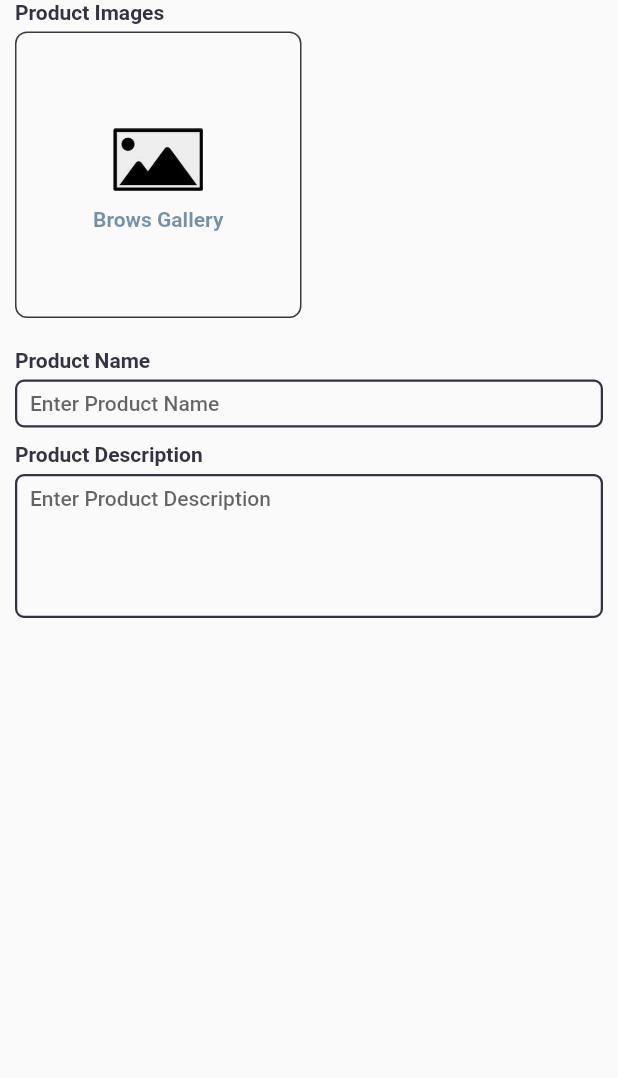
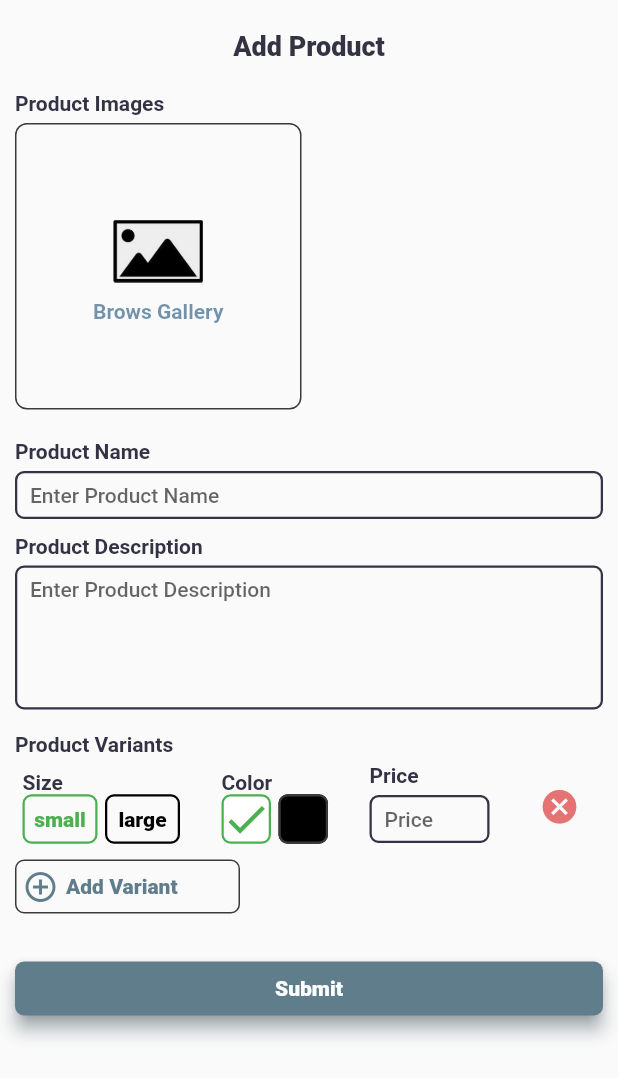
Before and after one commit to izajul/demo_product_manage, a Flutter app: the screen it shows after launch, on a phone screen of 412 x 824 dp. Shown: the top 1078 px of the screen. Run offline on Flutter 3.47's test engine with Material 2 defaults, Android fonts, the phone set to English and light mode, and no system bars; our stand-ins replace image_picker; Roboto replaces fonts that are missing (Georgia, Hind).

Commit message:
Add product Done

```diff
--- a/lib/view/add_product.view.dart
+++ b/lib/view/add_product.view.dart
@@ -1,5 +1,6 @@
 import 'package:demo_goods_manage_flutter_app/view/widgets/image_picker.widget.dart';
 import 'package:demo_goods_manage_flutter_app/view/widgets/input_field.widget.dart';
+import 'package:demo_goods_manage_flutter_app/view/widgets/product_variant.dart';
 import 'package:flutter/cupertino.dart';
 import 'package:flutter/material.dart';
 
@@ -40,6 +41,15 @@ class _AddProductState extends State<AddProduct> {
             child: ListView(
               shrinkWrap: true,
               children: [
+                Center(
+                  child: Padding(
+                    padding: const EdgeInsets.symmetric(vertical: 20),
+                    child: Text(
+                      "Add Product",
+                      style: textTheme.headline6,
+                    ),
+                  ),
+                ),
                 Text(
                   "Product Images ",
                   style: textTheme.subtitle1,
@@ -63,7 +73,31 @@ class _AddProductState extends State<AddProduct> {
                   label: "Product Description",
                   hintText: "Enter Product Description",
                   isMultiline: true,
-                )
+                ),
+                const SizedBox(
+                  height: 10,
+                ),
+                const ProductVariant(),
+                const SizedBox(
+                  height: 20,
+                ),
+                ElevatedButton(
+                    style: ElevatedButton.styleFrom(
+                      padding: const EdgeInsets.symmetric(
+                          vertical: 0, horizontal: 5),
+                      /*     side:
+                        const BorderSide(color: MyColors.borderDark, width: 1),*/
+                      maximumSize: const Size(150, 40),
+                      shadowColor: Colors.blueGrey,
+                      elevation: 5,
+                      shape: RoundedRectangleBorder(
+                          borderRadius: BorderRadius.circular(6)),
+                    ),
+                    onPressed: () {},
+                    child: const Text("Submit")),
+                const SizedBox(
+                  height: 20,
+                ),
               ],
             ),
           ),
--- a/lib/view/widgets/bottom_app_bar.widget.dart
+++ /dev/null
@@ -1,32 +0,0 @@
-import 'package:demo_goods_manage_flutter_app/utility/appearance.dart';
-import 'package:flutter/cupertino.dart';
-import 'package:flutter/material.dart';
-
-import 'buttons.widget.dart';
-
-class BottomBar extends StatelessWidget {
-  final onClick;
-  final text;
-
-  const BottomBar({@required this.onClick, this.text = "Button", Key? key})
-      : super(key: key);
-
-  @override
-  Widget build(BuildContext context) {
-    return BottomAppBar(
-      color: MyColors.backgroundWhite,
-      elevation: 0,
-      child: Padding(
-        padding:
-            const EdgeInsets.only(left: 30, right: 30, bottom: 20, top: 10),
-        child: ButtonElevated(
-          onPress: onClick,
-          text: Text(
-            text,
-            style: const TextStyle(fontWeight: FontWeight.w900, fontSize: 18),
-          ),
-        ),
-      ),
-    );
-  }
-}
--- a/lib/view/widgets/buttons.widget.dart
+++ b/lib/view/widgets/buttons.widget.dart
@@ -47,9 +47,10 @@ class ButtonWithRipple extends StatelessWidget {
 
 abstract class MyButton extends StatelessWidget {
   const MyButton(Key? key, this.onPress, this.borderRadious, this.text,
-      this.borderColor, this.padding, this.widht)
+      this.borderColor, this.padding, this.widht, this.margin)
       : super(key: key);
 
+  final EdgeInsetsGeometry margin;
   final onPress;
   final double? borderRadious;
   final Text? text;
@@ -66,12 +67,16 @@ class ButtonOutLine extends MyButton {
       Text? text,
       Color? borderColor,
       double padding = 5.0,
-      double widht = double.infinity})
-      : super(key, onPress, borderRadious, text, borderColor, padding, widht);
+      double widht = double.infinity,
+      margin = const EdgeInsets.all(0)})
+      : super(key, onPress, borderRadious, text, borderColor, padding, widht,
+            margin);
 
   @override
   Widget build(BuildContext context) {
-    return SizedBox(
+    return Padding(
+      padding: margin,
+      child: SizedBox(
         width: widht,
         height: 33,
         child: OutlinedButton(
@@ -84,20 +89,23 @@ class ButtonOutLine extends MyButton {
                   borderRadius: BorderRadius.circular(borderRadious ?? 50.0))),
           child: text ?? const Text("button"),
         ),
+      ),
     );
   }
 }
 
 class ButtonElevated extends MyButton {
   const ButtonElevated(
-      {Key? key,
+      Key? key,
       onPress,
       double? borderRadious,
       Text? text,
       Color? borderColor,
-      double padding = 5.0,
-      double widht = double.infinity})
-      : super(key, onPress, borderRadious, text, borderColor, padding, widht);
+      double padding,
+      double widht,
+      EdgeInsetsGeometry margin)
+      : super(key, onPress, borderRadious, text, borderColor, padding, widht,
+            margin);
 
   @override
   Widget build(BuildContext context) {
--- a/lib/view/widgets/input_field.widget.dart
+++ b/lib/view/widgets/input_field.widget.dart
@@ -6,7 +6,7 @@ class FormFieldRounded extends StatelessWidget {
   final double widht;
   final String hintText;
   final TextInputType inputType;
-  final TextEditingController controller;
+  final TextEditingController? controller;
   final String? validateText;
   final String? label;
   final bool isMultiline;
@@ -17,7 +17,7 @@ class FormFieldRounded extends StatelessWidget {
       this.hintText = "Ex. Hint",
       Key? key,
       this.inputType = TextInputType.text,
-      required this.controller,
+      this.controller,
       this.validateText,
       this.label,
       this.labelStyle,
--- /dev/null
+++ b/lib/view/widgets/product_variant.dart
@@ -0,0 +1,269 @@
+import 'package:demo_goods_manage_flutter_app/utility/appearance.dart';
+import 'package:demo_goods_manage_flutter_app/view/widgets/buttons.widget.dart';
+import 'package:demo_goods_manage_flutter_app/view/widgets/input_field.widget.dart';
+import 'package:flutter/cupertino.dart';
+import 'package:flutter/material.dart';
+import 'package:flutter/rendering.dart';
+
+class ProductVariant extends StatefulWidget {
+  const ProductVariant({Key? key}) : super(key: key);
+
+  @override
+  _ProductVariantState createState() => _ProductVariantState();
+}
+
+class _ProductVariantState extends State<ProductVariant> {
+  List<Variant> _list = [];
+
+  @override
+  void initState() {
+    _list.add(Variant(_sizes[0], _colors[0]));
+    super.initState();
+  }
+
+  @override
+  void dispose() {
+    super.dispose();
+  }
+
+  @override
+  Widget build(BuildContext context) {
+    return Column(
+      crossAxisAlignment: CrossAxisAlignment.start,
+      children: [
+        Container(
+          padding: const EdgeInsets.only(bottom: 5),
+          alignment: Alignment.centerLeft,
+          child: Text(
+            "Product Variants",
+            style: textTheme.subtitle1,
+          ),
+        ),
+        ...List.generate(_list.length, (index) {
+          final data = _list[index];
+          return Padding(
+            padding: const EdgeInsets.symmetric(horizontal: 5),
+            child: Row(
+              mainAxisAlignment: MainAxisAlignment.spaceBetween,
+              crossAxisAlignment: CrossAxisAlignment.center,
+              children: [
+                Flexible(child: SizeCheckBox(_sizes)),
+                Flexible(child: ColorCheckBox(_colors)),
+                Flexible(
+                    child: Column(
+                  mainAxisSize: MainAxisSize.min,
+                  crossAxisAlignment: CrossAxisAlignment.start,
+                  children: [
+                    Text(
+                      "Price",
+                      style: textTheme.subtitle1,
+                    ),
+                    FormFieldRounded(
+                      hintText: "Price",
+                      widht: 80,
+                    )
+                  ],
+                )),
+                IconButton(
+                  onPressed: () {
+                    deleteVariant(index);
+                  },
+                  icon: Icon(
+                    Icons.cancel,
+                    color: Colors.red[300],
+                    size: 27,
+                  ),
+                )
+              ],
+            ),
+          );
+        }).toList(),
+        OutlinedButton(
+          style: ElevatedButton.styleFrom(
+            padding: const EdgeInsets.symmetric(vertical: 0, horizontal: 5),
+            side: const BorderSide(color: MyColors.borderDark, width: 1),
+            maximumSize: const Size(150, 40),
+            shadowColor: Colors.blueGrey,
+            shape:
+                RoundedRectangleBorder(borderRadius: BorderRadius.circular(6)),
+          ),
+          onPressed: () {
+            addVariant();
+          },
+          child: Row(
+            children: const [
+              Icon(
+                Icons.add_circle_outline,
+              ),
+              SizedBox(
+                width: 5,
+              ),
+              Text("Add Variant")
+            ],
+          ),
+        )
+      ],
+    );
+  }
+
+  void addVariant() {
+    setState(() {
+      _list.add(Variant(_sizes[0], _colors[0]));
+    });
+  }
+
+  void deleteVariant(int index) {
+    setState(() {
+      _list.removeAt(index);
+    });
+  }
+}
+
+class SizeCheckBox extends StatefulWidget {
+  final List<String> _sizeList;
+
+  const SizeCheckBox(this._sizeList, {Key? key}) : super(key: key);
+
+  @override
+  State createState() => _SizeCheckBoxState();
+}
+
+class _SizeCheckBoxState extends State<SizeCheckBox> {
+  int _active = 0;
+  @override
+  Widget build(BuildContext context) {
+    return Column(
+      crossAxisAlignment: CrossAxisAlignment.start,
+      children: [
+        Text(
+          "Size",
+          style: textTheme.subtitle1,
+        ),
+        Row(
+          mainAxisSize: MainAxisSize.min,
+          children: List.generate(
+            widget._sizeList.length,
+            (index) {
+              final data = widget._sizeList[index];
+              return customRadioButton(data, index);
+            },
+          ).toList(),
+        )
+      ],
+    );
+  }
+
+  Widget customRadioButton(String text, int index) {
+    return ButtonOutLine(
+      widht: 50,
+      margin: EdgeInsets.only(right: 5),
+      borderRadious: 6.0,
+      borderColor: (_active == index) ? Colors.green : Colors.black,
+      padding: 5.0,
+      onPress: () {
+        setState(() {
+          _active = index;
+        });
+      },
+      text: Text(
+        text,
+        style: TextStyle(
+          color: (_active == index) ? Colors.green : Colors.black,
+        ),
+      ),
+    );
+  }
+}
+
+class ColorCheckBox extends StatefulWidget {
+  final List<ProductColor> list;
+
+  const ColorCheckBox(
+    this.list, {
+    Key? key,
+  }) : super(key: key);
+
+  @override
+  State<StatefulWidget> createState() => _ColorCheckBoxState();
+}
+
+class _ColorCheckBoxState extends State<ColorCheckBox> {
+  int _active = 0;
+  @override
+  Widget build(BuildContext context) {
+    return Column(
+      crossAxisAlignment: CrossAxisAlignment.start,
+      children: [
+        Text(
+          "Color",
+          style: textTheme.subtitle1,
+        ),
+        Row(
+          mainAxisSize: MainAxisSize.min,
+          children: List.generate(
+            widget.list.length,
+            (index) {
+              final data = widget.list[index];
+              return customRadioButton(data.color, index);
+            },
+          ).toList(),
+        )
+      ],
+    );
+  }
+
+  Widget customRadioButton(int color, int index) {
+    return Padding(
+      padding: const EdgeInsets.only(right: 5),
+      child: SizedBox(
+        width: 33,
+        height: 33,
+        child: OutlinedButton(
+          onPressed: () {
+            setState(() {
+              _active = index;
+            });
+          },
+          style: OutlinedButton.styleFrom(
+              primary: Colors.blue,
+              padding: EdgeInsets.all(0),
+              backgroundColor: Color(color),
+              side: BorderSide(
+                width: 1.5,
+                color: (_active == index) ? Colors.green : MyColors.borderDark,
+              ),
+              shape: RoundedRectangleBorder(
+                  borderRadius: BorderRadius.circular(6.0))),
+          child: (_active == index)
+              ? Icon(
+                  Icons.check,
+                  size: 33,
+                  color: Colors.green,
+                )
+              : Container(),
+          // child: text ?? const Text("button"),
+        ),
+      ),
+    );
+  }
+}
+
+final _sizes = ["small", "large"];
+final _colors = [
+  ProductColor("white", 0xffffffff),
+  ProductColor("black", 0xff000000)
+];
+
+class Variant {
+  final String size;
+  final ProductColor color;
+  final double price;
+
+  Variant(this.size, this.color, {this.price = 0.0});
+}
+
+class ProductColor {
+  final String name;
+  final int color;
+  ProductColor(this.name, this.color);
+}
```
Lines whose indentation alone changed are shown as unchanged.
